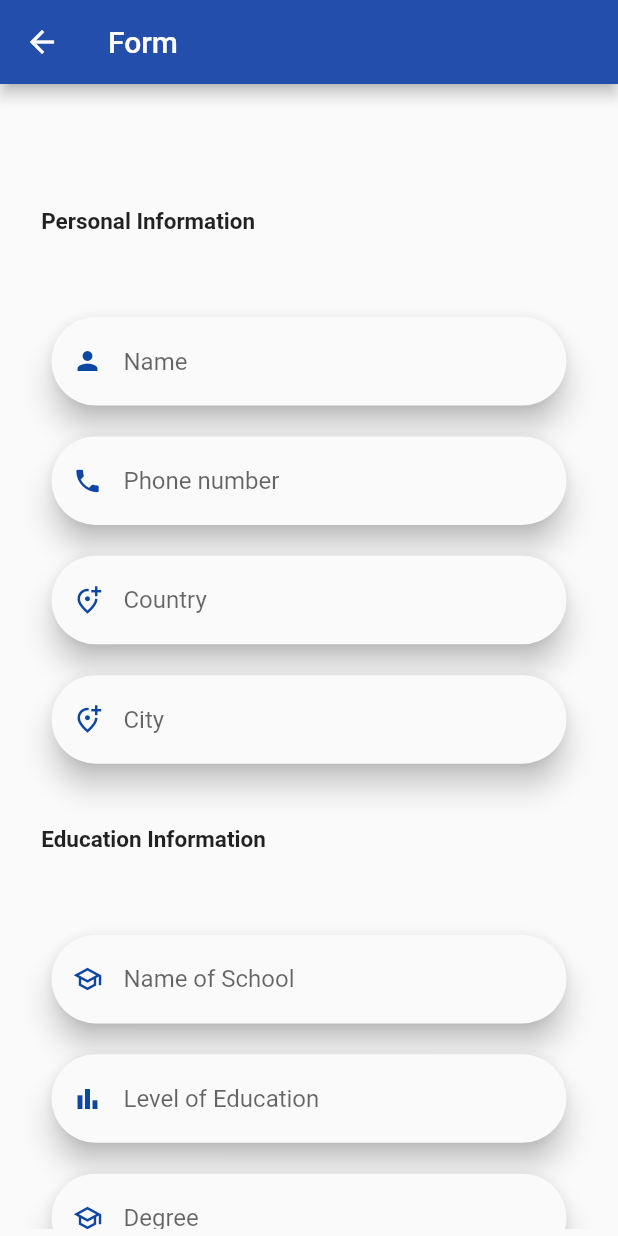
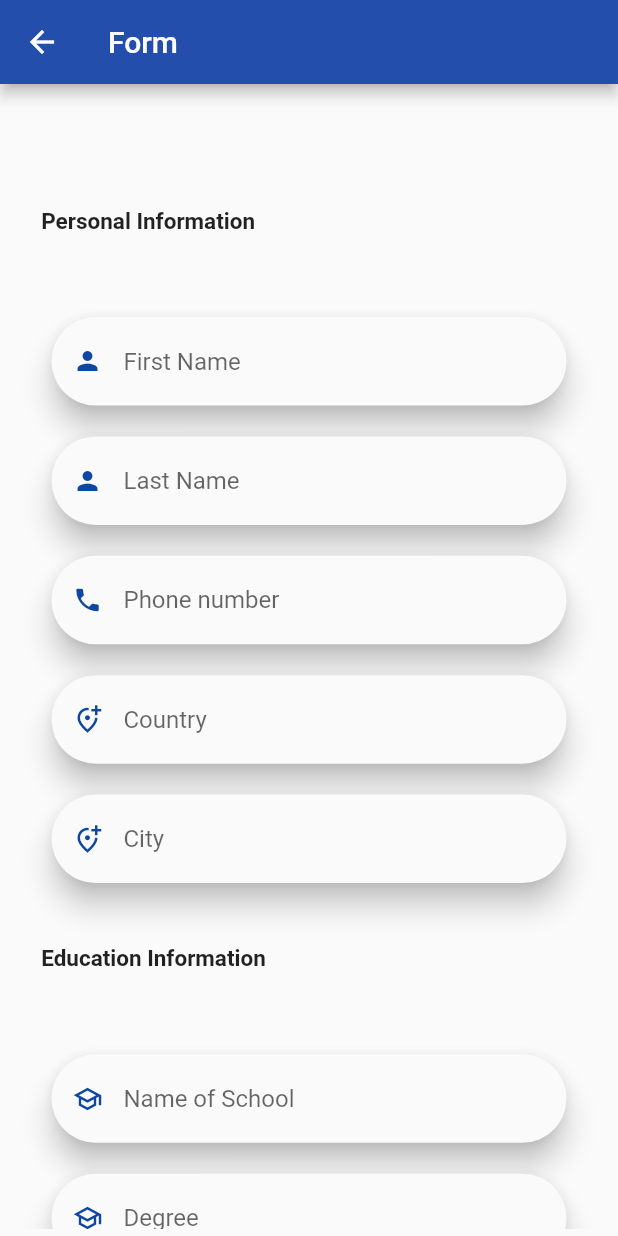
Before and after one commit to Okuro3499/adrian_kenya, a Flutter app: the FormPage screen opened directly, on a phone screen of 412 x 824 dp. Run offline on Flutter 3.47's test engine with Material 2 defaults, Android fonts, the phone set to English and light mode, and no system bars; accounts and stored records are empty; network calls fail.

```diff
--- a/lib/api/api_service.dart
+++ b/lib/api/api_service.dart
@@ -1,3 +1,4 @@
+import 'dart:convert';
 import 'dart:io';
 
 import 'package:adrian_kenya/models/SignUpModel.dart';
@@ -33,7 +34,7 @@ Future<LoginModel> loginUser(String email, String password) async {
   if(response.statusCode == 201) {
     final String responseString = response.body;
 
-    return LoginModelFromJson(responseString);
+    return loginModelFromJson(responseString);
   } else{
     return null;
   }
@@ -55,21 +56,31 @@ Future<CreateModel> createScholarship(String name, String description) async {
   }
 }
 
-Future<ApplyModel> applyScholarship(String name, String mobile, String country, String city, String schoolName, String degree, String coverLetter, String level, String schoolAddress, String certificate, String id ) async {
+Future<ApplyModel> applyScholarship(String firstName, String lastName, String mobile, String country, String city, String schoolName, String degree, String coverLetter, String postalCode) async {
+  // String start, String to, , String birthCertificate, String nationalId
   String apiUrl = "https://geoproserver.herokuapp.com/api/apply/{sponsorship_id}/";
 
-  final response = await post(apiUrl, headers: {HttpHeaders.authorizationHeader: "eyJ0eXAiOiJKV1QiLCJhbGciOiJIUzI1NiJ9.eyJ1c2VyX2lkIjoyOCwidXNlcm5hbWUiOiJHaWRkaWUiLCJlbWFpbCI6ImdpZGVvbm9sbG9uZGVAZ21haWwuY29tIiwiZXhwIjoxNjA5Nzc5ODY2LCJpc19zdGFmZiI6ZmFsc2V9._wV0kYuBz-pcr9v2hId9QaoS9ymE0Uq8QBuG9fMiRQ4"}, body: {
-    "first_name": name,
+  final response = await post(apiUrl, headers: {HttpHeaders.authorizationHeader: "Bearer eyJ0eXAiOiJKV1QiLCJhbGciOiJIUzI1NiJ9.eyJ1c2VyX2lkIjoxMiwidXNlcm5hbWUiOiJzdGFmZiIsImVtYWlsIjoiZ2Vvc3RhZmZAZ21haWwuY29tIiwiZXhwIjoxNjEwMzQwMjQzLCJpc19zdGFmZiI6dHJ1ZX0.pR9Pfzp4L1dRnYjuNEiQwG9iig9kiIo-vz2fjs2yfaw"},
+      body: {
+        //personal
+        "first_name": firstName,
+        "last_name": lastName,
         "mobile": mobile,
         "country": country,
         "city": city,
+
+        //education
         "school_name": schoolName,
         "degree": degree,
         "cover_letter": coverLetter,
-    "to": level,
-    "postal_code": schoolAddress,
-    "birth_certificate": certificate,
-    "national_id": id,
+        // "start": start,
+        // "to": to,
+        "postal_code": postalCode,
+        // "birth_certificate": birthCertificate,
+        // "national_id": nationalId,
+        // "is_approved": false,
+        // "is_rejected": false
+
       });
   if(response.statusCode == 201) {
     final String responseString = response.body;
--- a/lib/models/login_model.dart
+++ b/lib/models/login_model.dart
@@ -1,8 +1,8 @@
 import 'dart:convert';
 
-LoginModel LoginModelFromJson(String str) => LoginModel.fromJson(json.decode(str));
+LoginModel loginModelFromJson(String str) => LoginModel.fromJson(json.decode(str));
 
-String LoginModelToJson(LoginModel data) => json.encode(data.toJson());
+String loginModelToJson(LoginModel data) => json.encode(data.toJson());
 
 class LoginModel {
   LoginModel({
--- a/lib/models/scholarship_listing.dart
+++ b/lib/models/scholarship_listing.dart
@@ -1,15 +1,16 @@
 class Sponsorships{
   String name;
   String description;
+  int pk;
 
   Sponsorships(
       this.name,
       this.description,
+      this.pk
   );
 
-  Sponsorships.fromJson(Map<String, dynamic> json) {
+  Sponsorships.fromJson( Map<String, dynamic> json) {
     name = json['name'];
     description = json['description'];
   }
-
 }
--- a/lib/ui/staff/created.dart
+++ b/lib/ui/staff/created.dart
@@ -26,7 +26,7 @@ class CreatedPg extends StatefulWidget {
 
 class _CreatedPgState extends State<CreatedPg> {
   final String url = "https://geoproserver.herokuapp.com/api/sponsorship";
-  List data =[];
+  List data = [];
 
   @override
   void initState() {
--- a/lib/ui/student/form.dart
+++ b/lib/ui/student/form.dart
@@ -7,17 +7,17 @@ import 'package:flutter/material.dart';
 import 'availableScholarship.dart';
 
 class FormPage extends StatelessWidget {
+  final String pk;
+  FormPage ({this.pk});
   @override
   Widget build(BuildContext context) {
     Size size = MediaQuery.of(context).size; //This provides the total height & width of screen
     return Scaffold(
       appBar: AppBar(
-          title: Text(
-              "Form"
+          title: Text("Form"
           ),
       ),
-      body: FormPg(
-      ),
+      body: FormPg(),
     );
   }
 }
@@ -28,6 +28,7 @@ class FormPg extends StatefulWidget {
 }
 
 class _FormPgState extends State<FormPg> {
+  int pk;
 
   double _height;
   double _width;
@@ -37,17 +38,19 @@ class _FormPgState extends State<FormPg> {
 
   ApplyModel _apply;
 
-  TextEditingController nameController = TextEditingController();
-  TextEditingController phoneController = TextEditingController();
+  TextEditingController firstNameController = TextEditingController();
+  TextEditingController lastNameController = TextEditingController();
+  TextEditingController mobileController = TextEditingController();
   TextEditingController countryController = TextEditingController();
   TextEditingController cityController = TextEditingController();
   TextEditingController schoolNameController = TextEditingController();
   TextEditingController degreeController = TextEditingController();
-  TextEditingController cvController = TextEditingController();
-  TextEditingController levelController = TextEditingController();
-  TextEditingController schoolAddressController = TextEditingController();
-  TextEditingController certificateController = TextEditingController();
-  TextEditingController idController = TextEditingController();
+  TextEditingController coverLetterController = TextEditingController();
+  // TextEditingController startController = TextEditingController();
+  // TextEditingController toController = TextEditingController();
+  TextEditingController postalCodeController = TextEditingController();
+  // TextEditingController birthCertificateController = TextEditingController();
+  // TextEditingController nationalIdController = TextEditingController();
 
   GlobalKey<FormState> globalForm1Key = new GlobalKey<FormState>();
   GlobalKey<FormState> globalForm2Key = new GlobalKey<FormState>();
@@ -100,6 +103,7 @@ class _FormPgState extends State<FormPg> {
     );
   }
 
+  //personal
   Widget personalForm() {
     return Container(
       margin: EdgeInsets.only(
@@ -110,9 +114,11 @@ class _FormPgState extends State<FormPg> {
         key: globalForm1Key,
         child: Column(
           children: <Widget>[
-            nameTextFormField(),
+            firstNameTextFormField(),
             SizedBox(height: _height / 40.0),
-            phoneTextFormField(),
+            lastNameTextFormField(),
+            SizedBox(height: _height / 40.0),
+            mobileTextFormField(),
             SizedBox(height: _height / 40.0),
             countryTextFormField(),
             SizedBox(height: _height / 40.0),
@@ -123,19 +129,28 @@ class _FormPgState extends State<FormPg> {
     );
   }
 
-  Widget nameTextFormField() {
+  Widget firstNameTextFormField() {
     return CustomTextField(
       keyboardType: TextInputType.name,
-      textEditingController: nameController,
+      textEditingController: firstNameController,
       icon: Icons.person,
-      hint: "Name",
+      hint: "First Name",
     );
   }
 
-  Widget phoneTextFormField() {
+  Widget lastNameTextFormField() {
+    return CustomTextField(
+      keyboardType: TextInputType.name,
+      textEditingController: lastNameController,
+      icon: Icons.person,
+      hint: "Last Name",
+    );
+  }
+
+  Widget mobileTextFormField() {
     return CustomTextField(
       keyboardType: TextInputType.phone,
-      textEditingController: phoneController,
+      textEditingController: mobileController,
       icon: Icons.phone,
       hint: "Phone number",
     );
@@ -159,7 +174,7 @@ class _FormPgState extends State<FormPg> {
     );
   }
 
-
+  //education
   Widget educationTextRow() {
     return Container(
       margin: EdgeInsets.only(left: _width / 15.0),
@@ -187,19 +202,17 @@ class _FormPgState extends State<FormPg> {
         key: globalForm2Key,
         child: Column(
           children: <Widget>[
-            schoolTextFormField(),
-            SizedBox(height: _height / 40.0),
-            levelTextFormField(),
+            schoolNameTextFormField(),
             SizedBox(height: _height / 40.0),
             degreeTextFormField(),
             SizedBox(height: _height / 40.0),
             cvTextFormField(),
             SizedBox(height: _height / 40.0),
-            schoolAddressTextFormField(),
+            postalCodeTextFormField(),
             SizedBox(height: _height / 40.0),
-            birthTextFormField(),
-            SizedBox(height: _height / 40.0),
-            idTextFormField(),
+            // birthTextFormField(),
+            // SizedBox(height: _height / 40.0),
+            // idTextFormField(),
 
           ],
         ),
@@ -207,7 +220,7 @@ class _FormPgState extends State<FormPg> {
     );
   }
 
-  Widget schoolTextFormField() {
+  Widget schoolNameTextFormField() {
     return CustomTextField(
       keyboardType: TextInputType.name,
       textEditingController: schoolNameController,
@@ -228,66 +241,77 @@ class _FormPgState extends State<FormPg> {
   Widget cvTextFormField() {
     return CustomTextField(
       keyboardType: TextInputType.text,
-      textEditingController: cvController,
+      textEditingController: coverLetterController,
       icon: Icons.description,
       hint: "Cover Letter",
     );
   }
 
-  Widget levelTextFormField() {
+  // Widget startTextFormField() {
+  //   return CustomTextField(
+  //     keyboardType: TextInputType.text,
+  //     textEditingController: startController,
+  //     icon: Icons.bar_chart_outlined ,
+  //     hint: "Start of Course",
+  //   );
+  // }
+  //
+  // Widget toTextFormField() {
+  //   return CustomTextField(
+  //     keyboardType: TextInputType.text,
+  //     textEditingController: toController,
+  //     icon: Icons.bar_chart_outlined ,
+  //     hint: "Year of completion",
+  //   );
+  // }
+  Widget postalCodeTextFormField() {
     return CustomTextField(
       keyboardType: TextInputType.text,
-      textEditingController: levelController,
-      icon: Icons.bar_chart_outlined ,
-      hint: "Level of Education",
-    );
-  }
-
-  Widget schoolAddressTextFormField() {
-    return CustomTextField(
-      keyboardType: TextInputType.text,
-      textEditingController: schoolAddressController,
+      textEditingController: postalCodeController,
       icon: Icons.add_location_alt_outlined ,
       hint: "School address",
     );
   }
 
-  Widget birthTextFormField() {
-    return CustomTextField(
-      keyboardType: TextInputType.text,
-      textEditingController: certificateController,
-      icon: Icons.local_hospital ,
-      hint: "Birth Certificate No.",
-    );
-  }
-
-  Widget idTextFormField() {
-    return CustomTextField(
-      keyboardType: TextInputType.text,
-      textEditingController: idController,
-      icon: Icons.perm_identity ,
-      hint: "ID No.",
-    );
-  }
+  // Widget birthTextFormField() {
+  //   return CustomTextField(
+  //     keyboardType: TextInputType.url,
+  //     textEditingController: birthCertificateController,
+  //     icon: Icons.local_hospital ,
+  //     hint: "Birth Certificate No.",
+  //   );
+  // }
+  //
+  // Widget idTextFormField() {
+  //   return CustomTextField(
+  //     keyboardType: TextInputType.url,
+  //     textEditingController: nationalIdController,
+  //     icon: Icons.perm_identity ,
+  //     hint: "ID No.",
+  //   );
+  // }
 
   Widget button() {
     return RaisedButton(
       elevation: 0,
       shape: RoundedRectangleBorder(borderRadius: BorderRadius.circular(30.0)),
       onPressed: () async{
-        final String name = nameController.text;
-        final String mobile = phoneController.text;
+        final String firstName = firstNameController.text;
+        final String lastName = lastNameController.text;
+        final String mobile = mobileController.text;
         final String country = countryController.text;
         final String city = cityController.text;
         final String schoolName = schoolNameController.text;
         final String degree = degreeController.text;
-        final String coverLetter = cvController.text;
-        final String level = levelController.text;
-        final String schoolAddress = schoolAddressController.text;
-        final String certificate = certificateController.text;
-        final String id = idController.text;
+        final String coverLetter = coverLetterController.text;
+        // final String start = startController.text;
+        // final String to = toController.text;
+        final String postalCode = postalCodeController.text;
+        // final String birthCertificate = birthCertificateController.text;
+        // final String nationalId = nationalIdController.text;
 
-        final ApplyModel apply = await applyScholarship(name, mobile, country, city, schoolName, degree, coverLetter, level, schoolAddress, certificate, id);
+        final ApplyModel apply = await applyScholarship(firstName, lastName, mobile, country, city, schoolName, degree, coverLetter, postalCode);
+        // , start, to,birthCertificate, nationalId
 
         setState(() {
           _apply = apply;
@@ -320,7 +344,6 @@ class _FormPgState extends State<FormPg> {
       padding: EdgeInsets.all(0.0),
       child: Container(
         alignment: Alignment.center,
-//        height: _height / 20,
         width:_large? _width/4 : (_medium? _width/3.75: _width/3.5),
         decoration: BoxDecoration(
           borderRadius: BorderRadius.all(Radius.circular(20.0)),
--- a/pubspec.yaml
+++ b/pubspec.yaml
@@ -23,7 +23,7 @@ environment:
 dependencies:
   get_it: ^5.0.3
   http: ^0.12.2
-  shared_preferences: any
+  shared_preferences: 0.5.12+4
   flutter:
     sdk: flutter
 
```
Also changed, not shown: lib/ui/login_screen.dart (+7 -6 lines), lib/ui/staff/applications.dart (+45 -24 lines), lib/ui/student/availableScholarship.dart (+15 -17 lines), pubspec.lock. Lines whose indentation alone changed are shown as unchanged.
